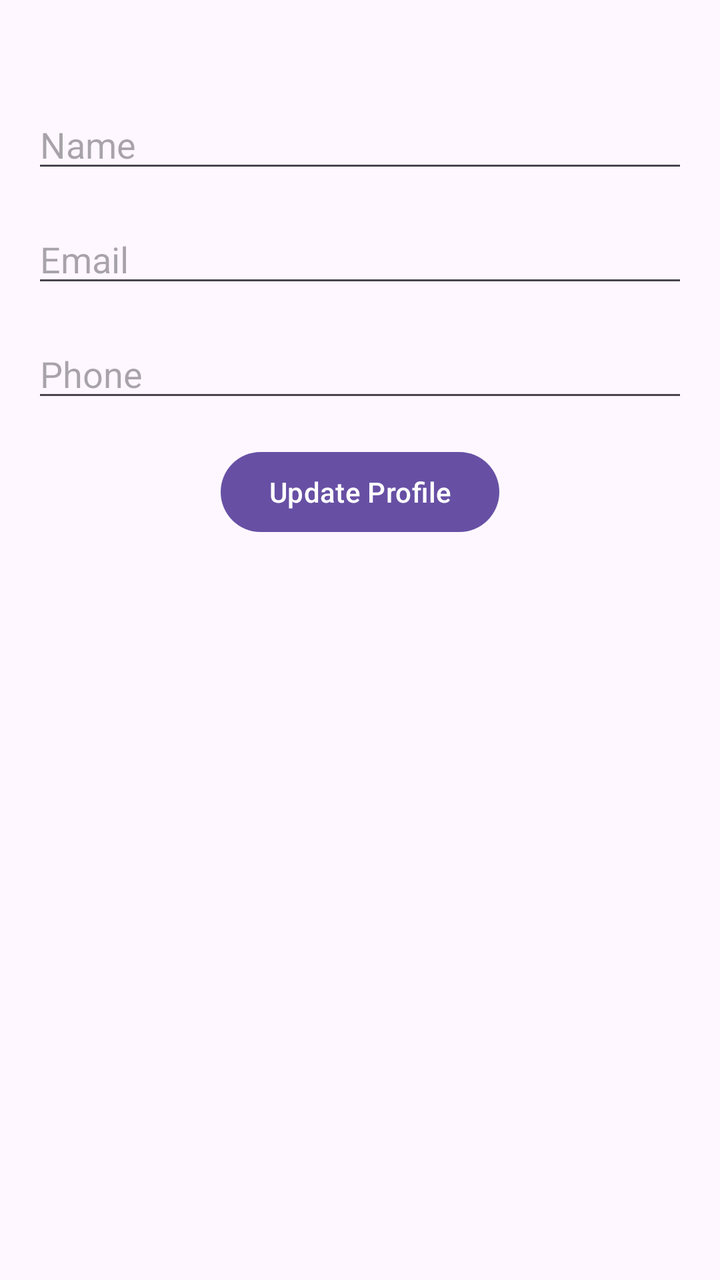
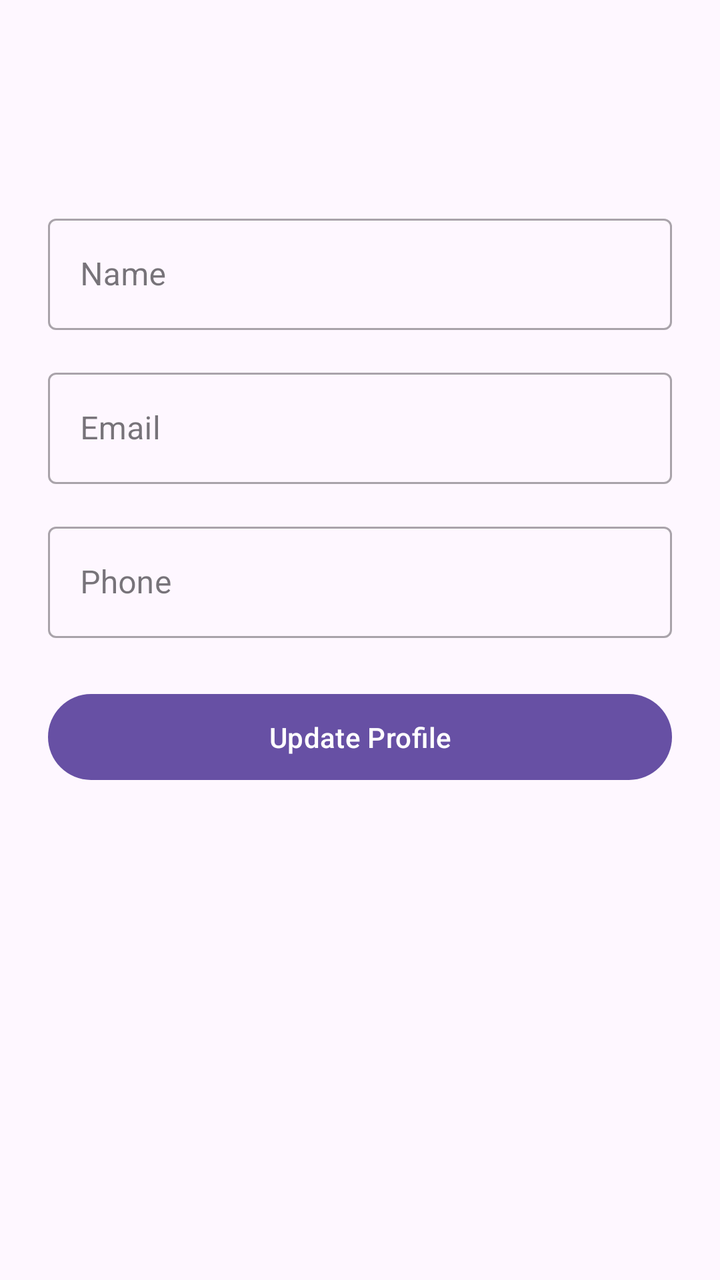

Before-and-after screenshots of an Android layout around one commit, followed by the original layout XML and the change that was made.
<!-- AndroidManifest.xml: application theme Theme.Vehicle_tracking_user_app -->
<!-- res/layout/activity_profile.xml -->
<?xml version="1.0" encoding="utf-8"?>
<androidx.constraintlayout.widget.ConstraintLayout
    xmlns:android="http://schemas.android.com/apk/res/android"
    xmlns:app="http://schemas.android.com/apk/res-auto"
    android:layout_width="match_parent"
    android:layout_height="match_parent">

    <EditText
        android:id="@+id/etName"
        android:layout_width="0dp"
        android:layout_height="wrap_content"
        android:hint="Name"
        app:layout_constraintTop_toTopOf="parent"
        android:layout_marginTop="50dp"
        app:layout_constraintStart_toStartOf="parent"
        app:layout_constraintEnd_toEndOf="parent"
        android:layout_marginStart="16dp"
        android:layout_marginEnd="16dp" />

    <EditText
        android:id="@+id/etEmail"
        android:layout_width="0dp"
        android:layout_height="wrap_content"
        android:hint="Email"
        app:layout_constraintTop_toBottomOf="@id/etName"
        android:layout_marginTop="16dp"
        app:layout_constraintStart_toStartOf="parent"
        app:layout_constraintEnd_toEndOf="parent"
        android:layout_marginStart="16dp"
        android:layout_marginEnd="16dp" />

    <EditText
        android:id="@+id/etPhone"
        android:layout_width="0dp"
        android:layout_height="wrap_content"
        android:hint="Phone"
        app:layout_constraintTop_toBottomOf="@id/etEmail"
        android:layout_marginTop="16dp"
        app:layout_constraintStart_toStartOf="parent"
        app:layout_constraintEnd_toEndOf="parent"
        android:layout_marginStart="16dp"
        android:layout_marginEnd="16dp" />

    <Button
        android:id="@+id/btnUpdate"
        android:layout_width="wrap_content"
        android:layout_height="wrap_content"
        android:text="Update Profile"
        app:layout_constraintTop_toBottomOf="@id/etPhone"
        app:layout_constraintStart_toStartOf="parent"
        app:layout_constraintEnd_toEndOf="parent"
        android:layout_marginTop="16dp"/>
</androidx.constraintlayout.widget.ConstraintLayout>
<!-- resources referenced by this layout -->
<resources>
  <style name="Theme.Vehicle_tracking_user_app" parent="Base.Theme.Vehicle_tracking_user_app" />
  <style name="Base.Theme.Vehicle_tracking_user_app" parent="Theme.Material3.DayNight.NoActionBar">
          
          
      </style>
</resources>

<!-- the commit's change to res/layout/activity_profile.xml (unified diff, before → after) -->
@@ -3,51 +3,72 @@
     xmlns:android="http://schemas.android.com/apk/res/android"
     xmlns:app="http://schemas.android.com/apk/res-auto"
     android:layout_width="match_parent"
-    android:layout_height="match_parent">
+    android:layout_height="match_parent"
+    android:padding="24dp">
 
-    <EditText
-        android:id="@+id/etName"
-        android:layout_width="0dp"
+    <com.google.android.material.textfield.TextInputLayout
+        android:id="@+id/textInputLayout"
+        style="@style/Widget.MaterialComponents.TextInputLayout.OutlinedBox"
+        android:layout_width="match_parent"
         android:layout_height="wrap_content"
-        android:hint="Name"
-        app:layout_constraintTop_toTopOf="parent"
-        android:layout_marginTop="50dp"
+        android:layout_marginTop="80dp"
+        app:layout_constraintEnd_toEndOf="parent"
         app:layout_constraintStart_toStartOf="parent"
+        app:layout_constraintTop_toTopOf="parent">
+        <com.google.android.material.textfield.TextInputEditText
+            android:id="@+id/etName"
+            android:layout_width="match_parent"
+            android:layout_height="wrap_content"
+            android:hint="Name"
+            app:layout_constraintTop_toTopOf="parent"
+            app:layout_constraintStart_toStartOf="parent"
+            app:layout_constraintEnd_toEndOf="parent" />
+    </com.google.android.material.textfield.TextInputLayout>
+
+    <com.google.android.material.textfield.TextInputLayout
+        android:id="@+id/textInputLayout1"
+        style="@style/Widget.MaterialComponents.TextInputLayout.OutlinedBox"
+        android:layout_width="match_parent"
+        android:layout_height="wrap_content"
+        android:layout_marginTop="16dp"
         app:layout_constraintEnd_toEndOf="parent"
-        android:layout_marginStart="16dp"
-        android:layout_marginEnd="16dp" />
+        app:layout_constraintStart_toStartOf="parent"
+        app:layout_constraintTop_toBottomOf="@id/textInputLayout">
+        <EditText
+            android:id="@+id/etEmail"
+            android:layout_width="match_parent"
+            android:layout_height="wrap_content"
+            android:hint="Email"
+            app:layout_constraintStart_toStartOf="parent"
+            app:layout_constraintEnd_toEndOf="parent" />
+    </com.google.android.material.textfield.TextInputLayout>
 
-    <EditText
-        android:id="@+id/etEmail"
-        android:layout_width="0dp"
+    <com.google.android.material.textfield.TextInputLayout
+        android:id="@+id/textInputLayout2"
+        style="@style/Widget.MaterialComponents.TextInputLayout.OutlinedBox"
+        android:layout_width="match_parent"
         android:layout_height="wrap_content"
-        android:hint="Email"
-        app:layout_constraintTop_toBottomOf="@id/etName"
         android:layout_marginTop="16dp"
+        app:layout_constraintEnd_toEndOf="parent"
         app:layout_constraintStart_toStartOf="parent"
-        app:layout_constraintEnd_toEndOf="parent"
-        android:layout_marginStart="16dp"
-        android:layout_marginEnd="16dp" />
+        app:layout_constraintTop_toBottomOf="@id/textInputLayout1">
+        <EditText
+            android:id="@+id/etPhone"
+            android:layout_width="match_parent"
+            android:layout_height="wrap_content"
+            android:hint="Phone"
+            app:layout_constraintStart_toStartOf="parent"
+            app:layout_constraintEnd_toEndOf="parent" />
+    </com.google.android.material.textfield.TextInputLayout>
 
-    <EditText
-        android:id="@+id/etPhone"
-        android:layout_width="0dp"
-        android:layout_height="wrap_content"
-        android:hint="Phone"
-        app:layout_constraintTop_toBottomOf="@id/etEmail"
-        android:layout_marginTop="16dp"
-        app:layout_constraintStart_toStartOf="parent"
-        app:layout_constraintEnd_toEndOf="parent"
-        android:layout_marginStart="16dp"
-        android:layout_marginEnd="16dp" />
-
-    <Button
+    <com.google.android.material.button.MaterialButton
         android:id="@+id/btnUpdate"
-        android:layout_width="wrap_content"
+        android:layout_width="match_parent"
         android:layout_height="wrap_content"
         android:text="Update Profile"
-        app:layout_constraintTop_toBottomOf="@id/etPhone"
-        app:layout_constraintStart_toStartOf="parent"
-        app:layout_constraintEnd_toEndOf="parent"
-        android:layout_marginTop="16dp"/>
+        app:layout_constraintTop_toBottomOf="@id/textInputLayout2"
+        android:textAllCaps="false"
+        android:padding="12dp"
+        android:layout_marginTop="24dp"
+        style="@style/Widget.Material3.Button"/>
 </androidx.constraintlayout.widget.ConstraintLayout>
